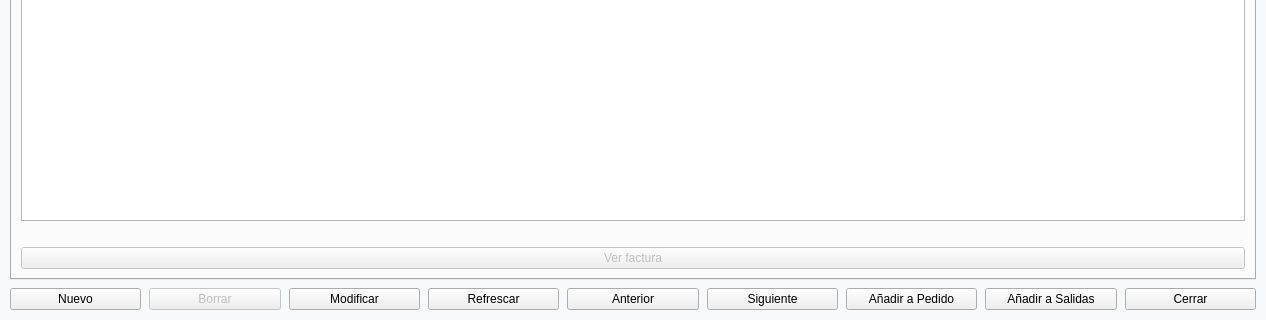
Above: articulos.ui from Ladis72/tienda before the change; both pictures show x 0 to 1266 and y 376 to 696 of the 1266 by 696 pixel window. Below: the same form after it.
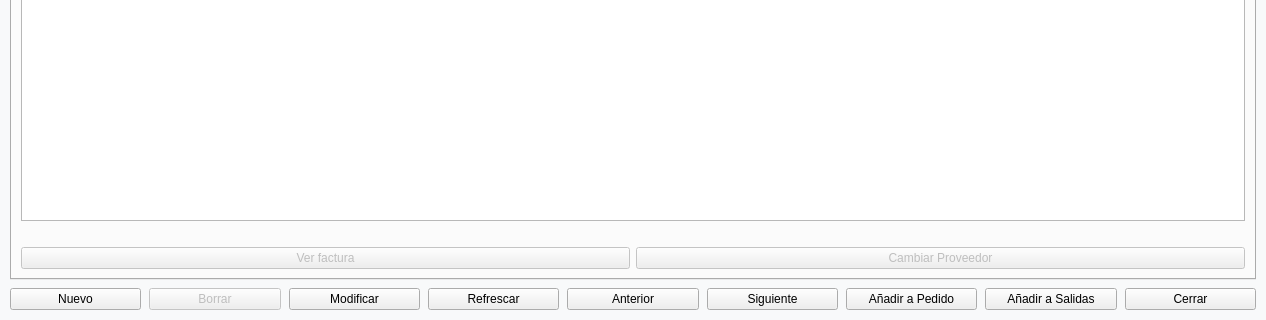
That is the form after the change. The open tabs and pages were chosen to show the change. Icons and pictures are not drawn.

Patch:
```diff
--- a/articulos.ui
+++ b/articulos.ui
@@ -949,6 +949,8 @@
         </widget>
        </item>
        <item row="3" column="0">
+         <layout class="QHBoxLayout" name="horizontalLayoutComprasBotones">
+          <item>
         <widget class="QPushButton" name="pushButtonVerFactura">
          <property name="enabled">
           <bool>false</bool>
@@ -957,6 +959,18 @@
           <string>Ver factura</string>
          </property>
         </widget>
+          </item>
+          <item>
+           <widget class="QPushButton" name="pushButtonCambiarProveedor">
+            <property name="enabled">
+             <bool>false</bool>
+            </property>
+            <property name="text">
+             <string>Cambiar Proveedor</string>
+            </property>
+           </widget>
+          </item>
+         </layout>
        </item>
        <item row="2" column="0">
         <widget class="QLabel" name="labelProveedor">
```
Lines whose indentation alone changed are shown as unchanged.
